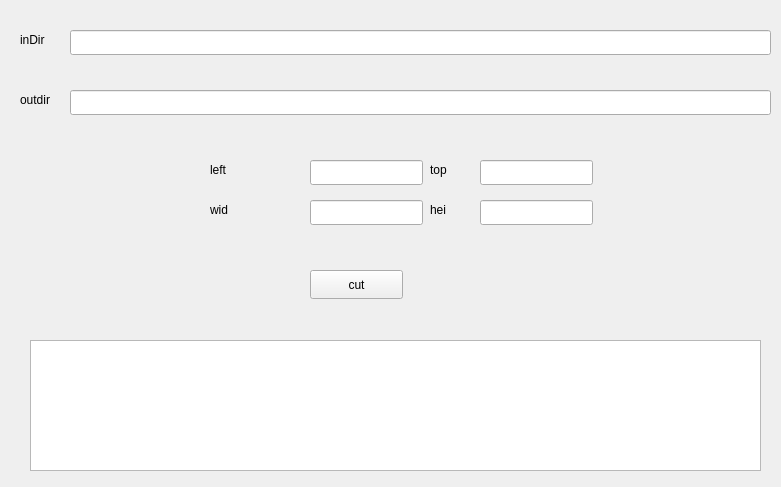
Before: the Qt Designer form widget.ui in leoking01/qBatchCutROI, drawn with Qt 5.
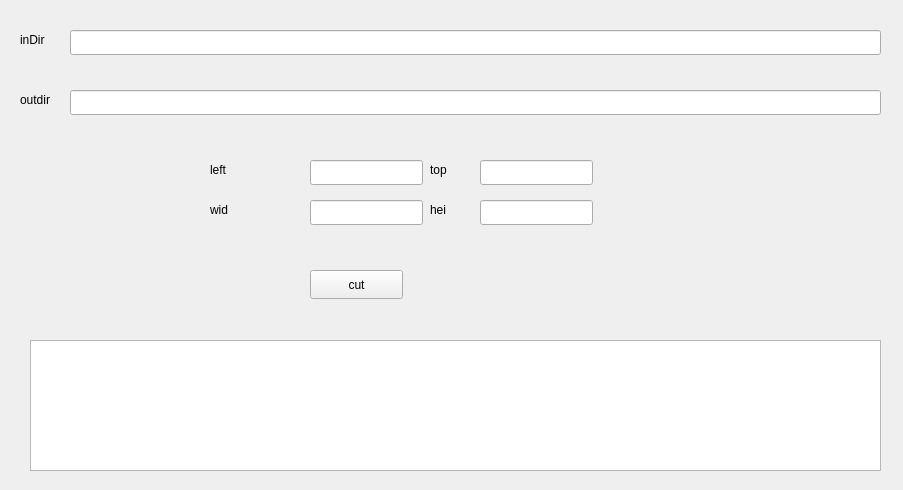
After: the same form once the commit is applied.

The edit to the form file:
```diff
--- a/widget.ui
+++ b/widget.ui
@@ -6,8 +6,8 @@
    <rect>
     <x>0</x>
     <y>0</y>
-    <width>781</width>
-    <height>487</height>
+    <width>903</width>
+    <height>490</height>
    </rect>
   </property>
   <property name="windowTitle">
@@ -31,7 +31,7 @@
     <rect>
      <x>70</x>
      <y>30</y>
-     <width>701</width>
+     <width>811</width>
      <height>25</height>
     </rect>
    </property>
@@ -54,7 +54,7 @@
     <rect>
      <x>70</x>
      <y>90</y>
-     <width>701</width>
+     <width>811</width>
      <height>25</height>
     </rect>
    </property>
@@ -169,7 +169,7 @@
     <rect>
      <x>30</x>
      <y>340</y>
-     <width>731</width>
+     <width>851</width>
      <height>131</height>
     </rect>
    </property>
```
